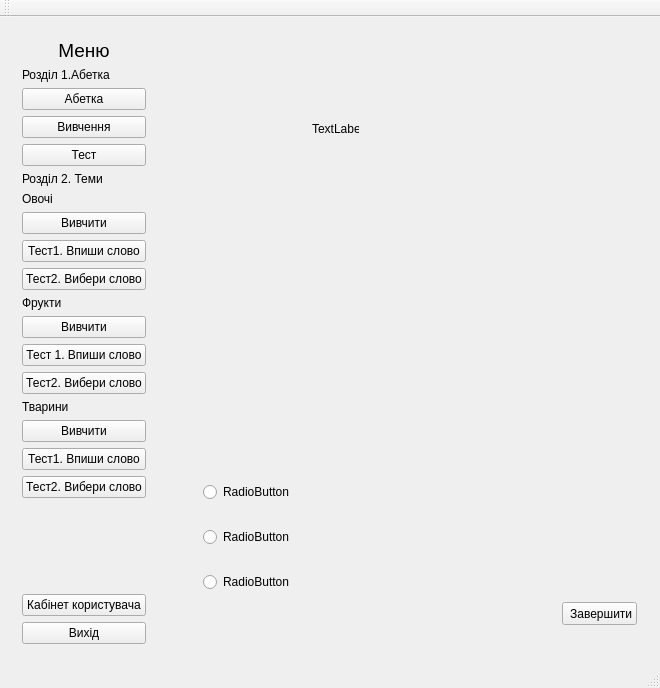
Above: mainwindow.ui from andrewkhimichuk/FinyakDiploma before the change. Below: the same form after it.
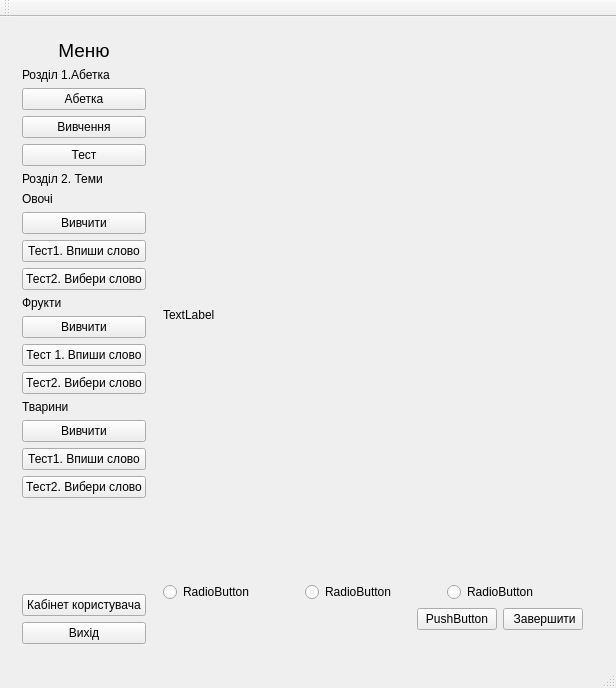
That is the form after the change.

Diff of the .ui file:
```diff
--- a/mainwindow.ui
+++ b/mainwindow.ui
@@ -6,7 +6,7 @@
    <rect>
     <x>0</x>
     <y>0</y>
-    <width>660</width>
+    <width>616</width>
     <height>688</height>
    </rect>
   </property>
@@ -482,49 +482,16 @@
            </layout>
           </widget>
           <widget class="QWidget" name="page_7">
+           <layout class="QGridLayout" name="gridLayout_7">
+            <item row="0" column="0">
            <widget class="QLabel" name="abcpic">
-            <property name="geometry">
-             <rect>
-              <x>160</x>
-              <y>80</y>
-              <width>47</width>
-              <height>13</height>
-             </rect>
-            </property>
             <property name="text">
              <string>TextLabel</string>
             </property>
            </widget>
-           <widget class="QPushButton" name="exit_test_abcButton">
-            <property name="geometry">
-             <rect>
-              <x>410</x>
-              <y>560</y>
-              <width>75</width>
-              <height>23</height>
-             </rect>
-            </property>
-            <property name="text">
-             <string> Завершити</string>
-            </property>
-           </widget>
-           <widget class="QWidget" name="">
-            <property name="geometry">
-             <rect>
-              <x>40</x>
-              <y>410</y>
-              <width>361</width>
-              <height>171</height>
-             </rect>
-            </property>
-            <layout class="QVBoxLayout" name="verticalLayout_10">
-             <item>
-              <widget class="QRadioButton" name="radioButton">
-               <property name="text">
-                <string>RadioButton</string>
-               </property>
-              </widget>
-             </item>
+            </item>
+            <item row="1" column="0" colspan="2">
+             <layout class="QHBoxLayout" name="horizontalLayout_11">
              <item>
               <widget class="QRadioButton" name="radioButton_2">
                <property name="text">
@@ -532,6 +499,13 @@
                </property>
               </widget>
              </item>
+              <item>
+               <widget class="QRadioButton" name="radioButton_1">
+                <property name="text">
+                 <string>RadioButton</string>
+                </property>
+               </widget>
+              </item>
              <item>
               <widget class="QRadioButton" name="radioButton_3">
                <property name="text">
@@ -540,7 +514,39 @@
               </widget>
              </item>
             </layout>
-           </widget>
+            </item>
+            <item row="2" column="1">
+             <layout class="QHBoxLayout" name="horizontalLayout_12">
+              <item>
+               <spacer name="horizontalSpacer_8">
+                <property name="orientation">
+                 <enum>Qt::Horizontal</enum>
+                </property>
+                <property name="sizeHint" stdset="0">
+                 <size>
+                  <width>40</width>
+                  <height>20</height>
+                 </size>
+                </property>
+               </spacer>
+              </item>
+              <item>
+               <widget class="QPushButton" name="next_test_abcButton">
+                <property name="text">
+                 <string>PushButton</string>
+                </property>
+               </widget>
+              </item>
+              <item>
+               <widget class="QPushButton" name="exit_test_abcButton">
+                <property name="text">
+                 <string> Завершити</string>
+                </property>
+               </widget>
+              </item>
+             </layout>
+            </item>
+           </layout>
           </widget>
           <widget class="QWidget" name="page_8">
            <widget class="QLabel" name="pic_theme">
```
Left out of the diff: 21 changed lines with no effect on the pictures. Lines whose indentation alone changed are shown as unchanged.
